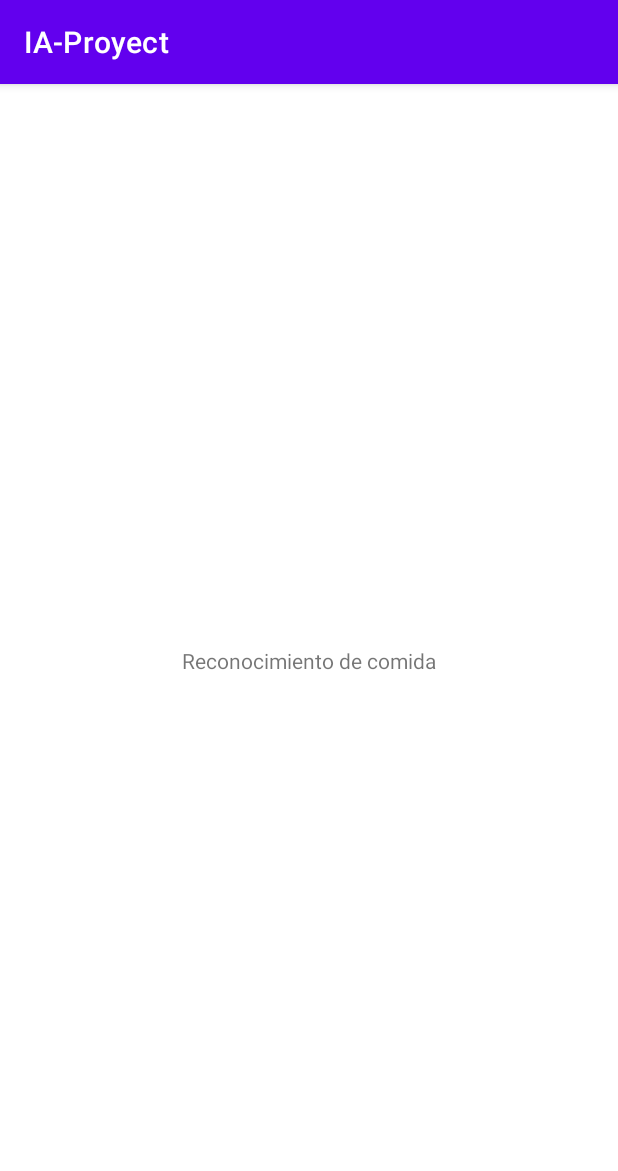
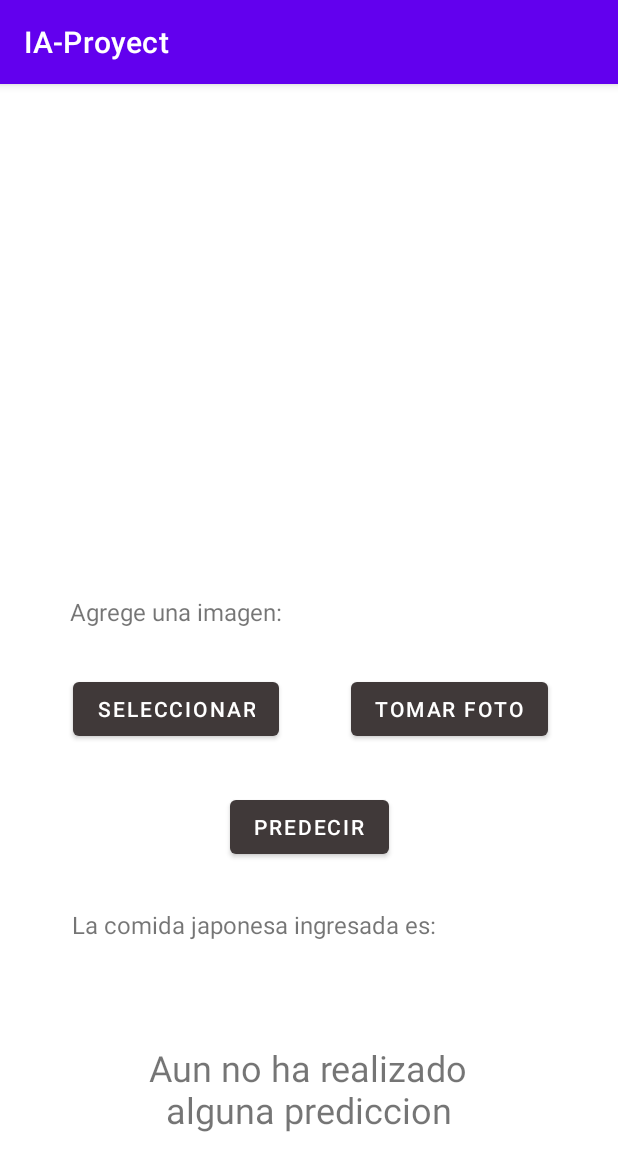
Before and after one commit to ricardoVA999/IA-Proyect, an Android app: the screen it shows after launch (MainActivity), on a phone screen of 412 x 824 dp. Shown: the top 1171 px of the screen. Run offline under Robolectric (Android 15) with nearby library versions, the phone set to English and light mode, and no system bars; libraries missing offline, so code that uses them is left out: org.tensorflow.lite.

Commit message:
Funcionamiento con fotos de Galeria Lista

```diff
--- /dev/null
+++ b/app/src/main/assets/dict.txt
@@ -0,0 +1,5 @@
+sushi
+ramen
+okonomiyaki
+tempura
+yakitori
--- a/app/src/main/java/com/ia_proyect/MainActivity.kt
+++ b/app/src/main/java/com/ia_proyect/MainActivity.kt
@@ -1,11 +1,94 @@
 package com.ia_proyect
 
+import android.content.Intent
+import android.graphics.Bitmap
+import android.net.Uri
 import androidx.appcompat.app.AppCompatActivity
 import android.os.Bundle
+import android.provider.MediaStore
+import android.util.Log
+import android.view.View
+import android.widget.Button
+import android.widget.ImageView
+import android.widget.TextView
+import com.ia_proyect.ml.JapaneseFoodModel
+import org.tensorflow.lite.support.image.TensorImage
+import org.tensorflow.lite.support.label.Category
+
 
 class MainActivity : AppCompatActivity() {
+
+    lateinit var selectButton: Button
+    lateinit var predButton: Button
+    lateinit var imgView: ImageView
+    lateinit var text : TextView
+    lateinit var bitmap: Bitmap
+
     override fun onCreate(savedInstanceState: Bundle?) {
         super.onCreate(savedInstanceState)
         setContentView(R.layout.activity_main)
+
+        selectButton = findViewById(R.id.button)
+        predButton = findViewById(R.id.button2)
+        imgView = findViewById(R.id.imageView)
+        text = findViewById(R.id.textView)
+
+        val labels = application.assets.open("dict.txt").bufferedReader().use { it.readText() }.split("\n")
+        print(labels)
+
+        selectButton.setOnClickListener(View.OnClickListener {
+            Log.d("mssg", "button pressed")
+            var intent : Intent = Intent(Intent.ACTION_GET_CONTENT)
+            intent.type = "image/*"
+
+            startActivityForResult(intent, 100)
+        })
+
+        predButton.setOnClickListener(View.OnClickListener {
+            var resized = Bitmap.createScaledBitmap(bitmap, 224, 224, true)
+            val model = JapaneseFoodModel.newInstance(this)
+
+// Creates inputs for reference.
+            val image = TensorImage.fromBitmap(resized)
+
+// Runs model inference and gets result.
+            val outputs = model.process(image)
+            val scores = outputs.scoresAsCategoryList
+
+            val pred = getPred(scores)
+
+            text.setText(pred)
+
+// Releases model resources if no longer used.
+            model.close()
+        })
+
+
+    }
+
+    override fun onActivityResult(requestCode: Int, resultCode: Int, data: Intent?) {
+        super.onActivityResult(requestCode, resultCode, data)
+        imgView.setImageURI(data?.data)
+        var uri : Uri ?= data?.data
+        bitmap = MediaStore.Images.Media.getBitmap(this.contentResolver, uri)
+    }
+
+    fun getPred(scores: MutableList<Category>):String{
+
+        var pred = ""
+        var max : Float = 0.0f
+
+        for(i in scores){
+            if(max<i.score){
+                pred = i.label
+                max = i.score
+            }
+        }
+
+        if(max>0.5){
+            return pred
+        }else{
+            return "No se encontro ninguna categoria adecuada"
+        }
     }
 }
--- a/app/src/main/res/layout/activity_main.xml
+++ b/app/src/main/res/layout/activity_main.xml
@@ -6,13 +6,89 @@
     android:layout_height="match_parent"
     tools:context=".MainActivity">
 
-    <TextView
+    <Button
+        android:id="@+id/button2"
         android:layout_width="wrap_content"
         android:layout_height="wrap_content"
-        android:text="Reconocimiento de comida"
+        android:text="Predecir"
+        app:backgroundTint="#403939"
+        app:iconTint="#403939"
+        app:layout_constraintBottom_toTopOf="@+id/textView3"
+        app:layout_constraintEnd_toEndOf="parent"
+        app:layout_constraintHorizontal_bias="0.5"
+        app:layout_constraintStart_toStartOf="parent"
+        app:layout_constraintTop_toBottomOf="@+id/button" />
+
+    <Button
+        android:id="@+id/button3"
+        android:layout_width="wrap_content"
+        android:layout_height="wrap_content"
+        android:text="Tomar Foto"
+        app:backgroundTint="#403939"
+        app:layout_constraintBottom_toTopOf="@+id/button2"
+        app:layout_constraintEnd_toEndOf="parent"
+        app:layout_constraintHorizontal_bias="0.5"
+        app:layout_constraintStart_toEndOf="@+id/textView2"
+        app:layout_constraintTop_toBottomOf="@+id/textView2" />
+
+    <Button
+        android:id="@+id/button"
+        android:layout_width="wrap_content"
+        android:layout_height="wrap_content"
+        android:text="Seleccionar"
+        app:backgroundTint="#403939"
+        app:layout_constraintBottom_toTopOf="@+id/button2"
+        app:layout_constraintEnd_toStartOf="@+id/button3"
+        app:layout_constraintHorizontal_bias="0.5"
+        app:layout_constraintStart_toStartOf="parent"
+        app:layout_constraintTop_toBottomOf="@+id/textView2" />
+
+    <ImageView
+        android:id="@+id/imageView"
+        android:layout_width="285dp"
+        android:layout_height="280dp"
+        app:layout_constraintBottom_toTopOf="@+id/textView2"
+        app:layout_constraintEnd_toEndOf="parent"
+        app:layout_constraintHorizontal_bias="0.5"
+        app:layout_constraintStart_toStartOf="parent"
+        app:layout_constraintTop_toTopOf="parent"
+        tools:srcCompat="@tools:sample/avatars" />
+
+    <TextView
+        android:id="@+id/textView"
+        android:layout_width="246dp"
+        android:layout_height="136dp"
+        android:gravity="center"
+        android:text="Aun no ha realizado alguna prediccion"
+        android:textSize="24sp"
         app:layout_constraintBottom_toBottomOf="parent"
-        app:layout_constraintLeft_toLeftOf="parent"
-        app:layout_constraintRight_toRightOf="parent"
-        app:layout_constraintTop_toTopOf="parent" />
+        app:layout_constraintEnd_toEndOf="parent"
+        app:layout_constraintHorizontal_bias="0.496"
+        app:layout_constraintStart_toStartOf="parent"
+        app:layout_constraintTop_toBottomOf="@+id/textView3" />
+
+    <TextView
+        android:id="@+id/textView3"
+        android:layout_width="wrap_content"
+        android:layout_height="wrap_content"
+        android:text="La comida japonesa ingresada es:"
+        android:textSize="16sp"
+        app:layout_constraintBottom_toTopOf="@+id/textView"
+        app:layout_constraintEnd_toEndOf="parent"
+        app:layout_constraintHorizontal_bias="0.284"
+        app:layout_constraintStart_toStartOf="parent"
+        app:layout_constraintTop_toBottomOf="@+id/button2" />
+
+    <TextView
+        android:id="@+id/textView2"
+        android:layout_width="wrap_content"
+        android:layout_height="wrap_content"
+        android:text="Agrege una imagen:"
+        android:textSize="16sp"
+        app:layout_constraintBottom_toTopOf="@+id/button"
+        app:layout_constraintEnd_toStartOf="@+id/button3"
+        app:layout_constraintHorizontal_bias="0.5"
+        app:layout_constraintStart_toStartOf="parent"
+        app:layout_constraintTop_toBottomOf="@+id/imageView" />
 
 </androidx.constraintlayout.widget.ConstraintLayout>
--- a/build.gradle
+++ b/build.gradle
@@ -6,7 +6,7 @@ buildscript {
         jcenter()
     }
     dependencies {
-        classpath "com.android.tools.build:gradle:4.1.3"
+        classpath 'com.android.tools.build:gradle:4.2.0'
         classpath "org.jetbrains.kotlin:kotlin-gradle-plugin:$kotlin_version"
         classpath "com.google.gms:google-services:4.3.5"
 
```
Also changed, not shown: app/build.gradle (+14 -5 lines), gradle/wrapper/gradle-wrapper.properties, 1 other file.
